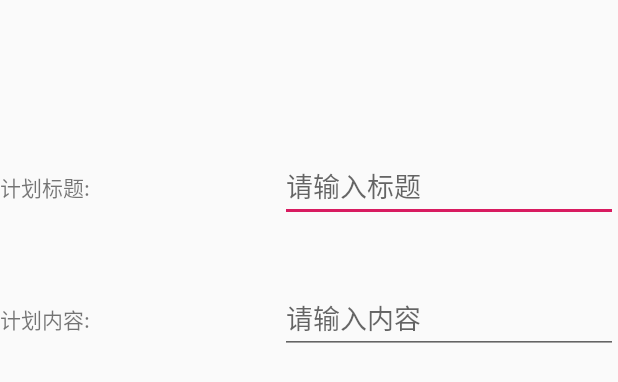
After one commit to Vermouth0/Final_project, an Android app: the layout activity_plan_edit_edit.xml on its own in the app's theme, with its tools: preview values and no code run, on a phone screen of 412 x 824 dp. The commit adds this screen. Shown: the top 382 px of the screen. Run offline under Robolectric (Android 15) with nearby library versions, the phone set to English and light mode, and no system bars.

Commit message:
实现计划在页面和数据库中的删除功能，增加新增和编辑功能，但还没能实现。

```diff
--- a/app/src/main/AndroidManifest.xml
+++ b/app/src/main/AndroidManifest.xml
@@ -11,7 +11,7 @@
         android:roundIcon="@mipmap/ic_launcher_round"
         android:supportsRtl="true"
         android:theme="@style/AppTheme">
-        <activity android:name=".MainActivity"></activity>
+        <activity android:name=".MainActivity" />
         <activity android:name=".FrameActivity">
             <intent-filter>
                 <action android:name="android.intent.action.MAIN" />
@@ -19,7 +19,9 @@
                 <category android:name="android.intent.category.LAUNCHER" />
             </intent-filter>
         </activity>
-        <activity android:name=".PlanCheckActivity"></activity>
+        <activity android:name=".PlanCheckActivity" />
+        <activity android:name=".PlanEditActivity" />
+        <activity android:name=".PlanEditActivityEdit" android:theme="@style/Base.Theme.AppCompat.Dialog"></activity>
     </application>
 
 </manifest>
--- /dev/null
+++ b/app/src/main/res/layout-v26/activity_plan_edit_edit.xml
@@ -0,0 +1,62 @@
+<?xml version="1.0" encoding="utf-8"?>
+<LinearLayout xmlns:android="http://schemas.android.com/apk/res/android"
+    xmlns:tools="http://schemas.android.com/tools"
+    android:layout_width="match_parent"
+    android:layout_height="match_parent"
+    tools:context=".PlanEditActivityEdit"
+    android:orientation="vertical">
+    <LinearLayout
+        android:layout_width="match_parent"
+        android:layout_height="wrap_content"
+        android:orientation="horizontal"
+        android:layout_marginTop="100dp"
+        android:layout_gravity="center">
+
+        <TextView
+            android:id="@+id/edit_title_label"
+            android:layout_width="wrap_content"
+            android:layout_height="wrap_content"
+            android:layout_weight="1"
+            android:text="@string/edit_plan_title" />
+        <EditText
+            android:id="@+id/edit_title"
+            android:layout_width="wrap_content"
+            android:layout_height="wrap_content"
+            android:layout_weight="1"
+            android:hint="@string/hint_title"
+            android:inputType="text"
+            android:autofillHints="" />
+    </LinearLayout>
+
+    <LinearLayout
+        android:layout_width="match_parent"
+        android:layout_height="wrap_content"
+        android:orientation="horizontal"
+        android:layout_marginTop="40dp"
+        android:layout_gravity="center">
+
+        <TextView
+            android:id="@+id/edit_content_label"
+            android:layout_width="wrap_content"
+            android:layout_height="wrap_content"
+            android:layout_weight="1"
+            android:text="@string/edit_plan_content" />
+        <EditText
+            android:id="@+id/edit_content"
+            android:layout_width="wrap_content"
+            android:layout_height="wrap_content"
+            android:layout_weight="1"
+            android:hint="@string/hont_content"
+            android:inputType="text"
+            android:autofillHints="" />
+    </LinearLayout>
+
+    <Button
+        android:id="@+id/btn_check_edit"
+        android:layout_width="wrap_content"
+        android:layout_height="wrap_content"
+        android:layout_gravity="center_horizontal"
+        android:layout_marginTop="60dp"
+        android:text="@string/btn_check_edit" />
+
+</LinearLayout>
--- /dev/null
+++ b/app/src/main/res/layout/activity_plan_edit_edit.xml
@@ -0,0 +1,54 @@
+<?xml version="1.0" encoding="utf-8"?>
+<LinearLayout xmlns:android="http://schemas.android.com/apk/res/android"
+    xmlns:tools="http://schemas.android.com/tools"
+    android:layout_width="match_parent"
+    android:layout_height="match_parent"
+    tools:context=".PlanEditActivityEdit"
+    android:orientation="vertical">
+    <LinearLayout
+        android:layout_width="match_parent"
+        android:layout_height="wrap_content"
+        android:orientation="horizontal"
+        android:layout_marginTop="100dp"
+        android:layout_gravity="center">
+
+        <TextView
+            android:id="@+id/edit_title_label"
+            android:layout_width="wrap_content"
+            android:layout_height="wrap_content"
+            android:layout_weight="1"
+            android:text="@string/edit_plan_title" />
+        <EditText
+            android:id="@+id/edit_title"
+            android:layout_width="wrap_content"
+            android:layout_height="wrap_content"
+            android:layout_weight="1"
+            android:hint="@string/hint_title"
+            android:inputType="text"
+            android:autofillHints="" tools:targetApi="o"/>
+    </LinearLayout>
+
+    <LinearLayout
+        android:layout_width="match_parent"
+        android:layout_height="wrap_content"
+        android:orientation="horizontal"
+        android:layout_marginTop="40dp"
+        android:layout_gravity="center">
+
+        <TextView
+            android:id="@+id/edit_content_label"
+            android:layout_width="wrap_content"
+            android:layout_height="wrap_content"
+            android:layout_weight="1"
+            android:text="@string/edit_plan_content" />
+        <EditText
+            android:id="@+id/edit_content"
+            android:layout_width="wrap_content"
+            android:layout_height="wrap_content"
+            android:layout_weight="1"
+            android:hint="@string/hont_content"
+            android:inputType="text"
+            android:autofillHints="" tools:targetApi="o"/>
+    </LinearLayout>
+
+</LinearLayout>
--- a/app/src/main/res/layout/frame_plan.xml
+++ b/app/src/main/res/layout/frame_plan.xml
@@ -17,6 +17,10 @@
     <View
         android:layout_width="match_parent"
         android:layout_height="2dp"
+        android:layout_alignBottom="@+id/plan_tabs"
+        android:layout_alignParentStart="true"
+        android:layout_marginStart="0dp"
+        android:layout_marginBottom="11dp"
         android:background="@color/div_white" />
 
 
@@ -58,7 +62,6 @@
         android:layout_height="wrap_content"
 
         android:layout_alignParentTop="true"
-
         android:layout_centerHorizontal="true"
         android:layout_marginTop="210dp"
         android:gravity="center_vertical"
--- a/app/src/main/res/values/strings.xml
+++ b/app/src/main/res/values/strings.xml
@@ -6,8 +6,8 @@
     <string name="frame_home">主页</string>
     <string name="frame_hot">热量</string>
     <string name="frame_plan">计划</string>
-    <string name="btn_edit_edit">编辑</string>
-    <string name="btn_edit_delete">删除</string>
+    <string name="btn_edit_edit">点击编辑</string>
+    <string name="btn_edit_delete">长按删除</string>
     <string name="btn_check">打卡</string>
     <string name="descript_plan_check">plan_check</string>
     <string name="descript_plan_edit">plan_edit</string>
@@ -15,4 +15,9 @@
     <string name="label_plan_check">计划打卡</string>
     <string name="label_plan_edit">我的计划</string>
     <string name="label_plan_show">计划报告</string>
+    <string name="edit_plan_title">计划标题:</string>
+    <string name="edit_plan_content">计划内容:</string>
+    <string name="hint_title">请输入标题</string>
+    <string name="hont_content">请输入内容</string>
+    <string name="btn_check_edit">确认修改</string>
 </resources>
```
Also changed, not shown: app/src/main/java/com/swufe/wy/slimming/PlanEditActivity.java (added, +137 -0 lines), app/src/main/java/com/swufe/wy/slimming/PlanEditActivityEdit.java (added, +114 -0 lines), app/src/main/java/com/swufe/wy/slimming/PlanFragment.java (+9 -0 lines), app/src/main/java/com/swufe/wy/slimming/SQLHelper.java (+28 -4 lines), app/src/main/java/com/swufe/wy/slimming/ViewHelper.java (deleted, +0 -11 lines), app/src/main/res/layout/activity_sql.xml (deleted, +0 -15 lines), app/src/main/res/layout/edit_items.xml (+15 -4 lines).
